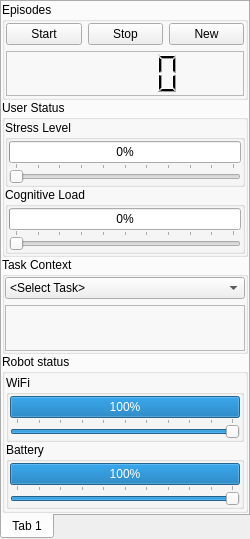
Before: the Qt Designer form ui/AUIParam.ui in argenortega/AUI, drawn with Qt 5.
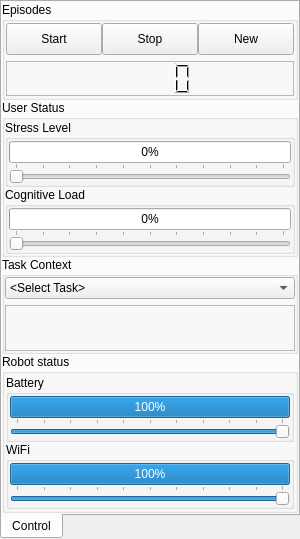
After: the same form once the commit is applied.

Patch:
```diff
--- a/ui/AUIParam.ui
+++ b/ui/AUIParam.ui
@@ -6,7 +6,7 @@
    <rect>
     <x>0</x>
     <y>0</y>
-    <width>250</width>
+    <width>300</width>
     <height>539</height>
    </rect>
   </property>
@@ -19,12 +19,12 @@
   <property name="minimumSize">
    <size>
     <width>250</width>
-    <height>539</height>
+    <height>531</height>
    </size>
   </property>
   <property name="maximumSize">
    <size>
-    <width>250</width>
+    <width>300</width>
     <height>524287</height>
    </size>
   </property>
@@ -40,7 +40,7 @@
      <widget class="QTabWidget" name="contents">
       <property name="maximumSize">
        <size>
-        <width>250</width>
+        <width>16777215</width>
         <height>16777215</height>
        </size>
       </property>
@@ -52,7 +52,7 @@
       </property>
       <widget class="QWidget" name="Tab1">
        <attribute name="title">
-        <string>Tab 1</string>
+        <string>Control</string>
        </attribute>
        <layout class="QVBoxLayout" name="tab1Layout">
         <property name="spacing">
@@ -65,7 +65,7 @@
          <widget class="QGroupBox" name="episodes">
           <property name="maximumSize">
            <size>
-            <width>250</width>
+            <width>16777215</width>
             <height>16777215</height>
            </size>
           </property>
@@ -73,18 +73,39 @@
            <string>Episodes</string>
           </property>
           <layout class="QGridLayout" name="episodesLayout">
+           <property name="horizontalSpacing">
+            <number>0</number>
+           </property>
+           <property name="verticalSpacing">
+            <number>6</number>
+           </property>
            <property name="margin">
             <number>1</number>
            </property>
            <item row="1" column="0">
             <widget class="QPushButton" name="startEpisodeButton">
+             <property name="minimumSize">
+              <size>
+               <width>0</width>
+               <height>32</height>
+              </size>
+             </property>
              <property name="text">
               <string>Start</string>
              </property>
+             <property name="checkable">
+              <bool>false</bool>
+             </property>
             </widget>
            </item>
            <item row="1" column="2">
             <widget class="QPushButton" name="resetEpisodeButton">
+             <property name="minimumSize">
+              <size>
+               <width>0</width>
+               <height>32</height>
+              </size>
+             </property>
              <property name="text">
               <string>New</string>
              </property>
@@ -92,9 +113,18 @@
            </item>
            <item row="1" column="1">
             <widget class="QPushButton" name="stopEpisodeButton">
+             <property name="minimumSize">
+              <size>
+               <width>0</width>
+               <height>32</height>
+              </size>
+             </property>
              <property name="text">
               <string>Stop</string>
              </property>
+             <property name="checkable">
+              <bool>false</bool>
+             </property>
             </widget>
            </item>
            <item row="2" column="0" colspan="3">
@@ -126,7 +156,7 @@
          <widget class="QGroupBox" name="userStatus">
           <property name="maximumSize">
            <size>
-            <width>250</width>
+            <width>16777215</width>
             <height>16777215</height>
            </size>
           </property>
@@ -238,7 +268,7 @@
          <widget class="QGroupBox" name="taskContext">
           <property name="maximumSize">
            <size>
-            <width>250</width>
+            <width>16777215</width>
             <height>16777215</height>
            </size>
           </property>
@@ -312,7 +342,7 @@
          <widget class="QGroupBox" name="robotStatus">
           <property name="maximumSize">
            <size>
-            <width>250</width>
+            <width>16777215</width>
             <height>16777215</height>
            </size>
           </property>
@@ -326,6 +356,53 @@
            <property name="margin">
             <number>1</number>
            </property>
+           <item>
+            <widget class="QGroupBox" name="AUIbatteryLevel">
+             <property name="title">
+              <string>Battery</string>
+             </property>
+             <property name="flat">
+              <bool>true</bool>
+             </property>
+             <layout class="QVBoxLayout" name="AUIbatteryLayout">
+              <property name="spacing">
+               <number>0</number>
+              </property>
+              <property name="margin">
+               <number>1</number>
+              </property>
+              <item>
+               <widget class="QProgressBar" name="AUIbattery">
+                <property name="mouseTracking">
+                 <bool>true</bool>
+                </property>
+                <property name="value">
+                 <number>100</number>
+                </property>
+               </widget>
+              </item>
+              <item>
+               <widget class="QSlider" name="batterySlider">
+                <property name="maximum">
+                 <number>100</number>
+                </property>
+                <property name="value">
+                 <number>100</number>
+                </property>
+                <property name="orientation">
+                 <enum>Qt::Horizontal</enum>
+                </property>
+                <property name="tickPosition">
+                 <enum>QSlider::TicksAbove</enum>
+                </property>
+                <property name="tickInterval">
+                 <number>10</number>
+                </property>
+               </widget>
+              </item>
+             </layout>
+            </widget>
+           </item>
            <item>
             <widget class="QGroupBox" name="AUIwifiLevel">
              <property name="title">
@@ -382,53 +459,6 @@
              </layout>
             </widget>
            </item>
-           <item>
-            <widget class="QGroupBox" name="AUIbatteryLevel">
-             <property name="title">
-              <string>Battery</string>
-             </property>
-             <property name="flat">
-              <bool>true</bool>
-             </property>
-             <layout class="QVBoxLayout" name="AUIbatteryLayout">
-              <property name="spacing">
-               <number>0</number>
-              </property>
-              <property name="margin">
-               <number>1</number>
-              </property>
-              <item>
-               <widget class="QProgressBar" name="AUIbattery">
-                <property name="mouseTracking">
-                 <bool>true</bool>
-                </property>
-                <property name="value">
-                 <number>100</number>
-                </property>
-               </widget>
-              </item>
-              <item>
-               <widget class="QSlider" name="batterySlider">
-                <property name="maximum">
-                 <number>100</number>
-                </property>
-                <property name="value">
-                 <number>100</number>
-                </property>
-                <property name="orientation">
-                 <enum>Qt::Horizontal</enum>
-                </property>
-                <property name="tickPosition">
-                 <enum>QSlider::TicksAbove</enum>
-                </property>
-                <property name="tickInterval">
-                 <number>10</number>
-                </property>
-               </widget>
-              </item>
-             </layout>
-            </widget>
-           </item>
           </layout>
          </widget>
         </item>
```
